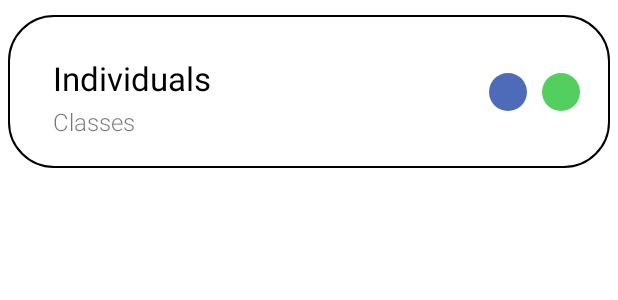
After one commit to LastStranger0/OntlologyEditor, an Android app: the layout layout_individuals.xml on its own in the app's theme, with its tools: preview values and no code run, on a phone screen of 412 x 824 dp. The commit adds this screen. Shown: the top 300 px of the screen. Run offline under Robolectric (Android 15) with nearby library versions, the phone set to English and light mode, and no system bars.

Commit message:
add layout_individuals.xml

```diff
--- /dev/null
+++ b/app/src/main/res/drawable/data_properties.xml
@@ -0,0 +1,5 @@
+<?xml version="1.0" encoding="utf-8"?>
+<shape xmlns:android="http://schemas.android.com/apk/res/android">
+    <solid android:color="@color/blue"/>
+    <corners android:radius="90dp"/>
+</shape>
--- /dev/null
+++ b/app/src/main/res/drawable/individuals_background.xml
@@ -0,0 +1,7 @@
+<?xml version="1.0" encoding="utf-8"?>
+<shape xmlns:android="http://schemas.android.com/apk/res/android">
+    <stroke android:color="@color/black" android:width="1dp"/>
+    <corners android:radius="30dp"/>
+    <solid android:color="@color/white"/>
+
+</shape>
--- /dev/null
+++ b/app/src/main/res/drawable/object_properties.xml
@@ -0,0 +1,5 @@
+<?xml version="1.0" encoding="utf-8"?>
+<shape xmlns:android="http://schemas.android.com/apk/res/android">
+    <solid android:color="@color/green"/>
+    <corners android:radius="90dp"/>
+</shape>
--- /dev/null
+++ b/app/src/main/res/layout/layout_individuals.xml
@@ -0,0 +1,58 @@
+<?xml version="1.0" encoding="utf-8"?>
+<androidx.constraintlayout.widget.ConstraintLayout xmlns:android="http://schemas.android.com/apk/res/android"
+    android:layout_width="match_parent"
+    android:layout_height="wrap_content"
+    android:layout_marginStart="5dp"
+    android:layout_marginEnd="5dp"
+    android:layout_marginTop="10dp"
+    xmlns:app="http://schemas.android.com/apk/res-auto"
+    android:background="@drawable/individuals_background">
+
+    <TextView
+        android:id="@+id/individualsName"
+        android:layout_width="wrap_content"
+        android:layout_height="wrap_content"
+        android:text="@string/individuals"
+        android:textSize="22sp"
+        android:textColor="@color/black"
+        android:fontFamily="sans-serif"
+        app:layout_constraintStart_toStartOf="parent"
+        app:layout_constraintTop_toTopOf="parent"
+        android:layout_marginTop="27dp"
+        android:layout_marginStart="30dp"/>
+
+    <com.google.android.material.textview.MaterialTextView
+        android:id="@+id/individualsClass"
+        android:layout_width="wrap_content"
+        android:layout_height="wrap_content"
+        android:layout_marginStart="30dp"
+        android:layout_marginBottom="20dp"
+        android:fontFamily="sans-serif-light"
+        android:text="@string/classes"
+        android:layout_marginTop="3dp"
+        android:textSize="16sp"
+        app:layout_constraintBottom_toBottomOf="parent"
+        app:layout_constraintStart_toStartOf="parent"
+        app:layout_constraintTop_toBottomOf="@id/individualsName" />
+
+    <androidx.appcompat.widget.AppCompatImageView
+        android:id="@+id/individualsObject"
+        android:layout_width="25dp"
+        android:layout_height="25dp"
+        android:layout_marginEnd="20dp"
+        android:src="@drawable/object_properties"
+        app:layout_constraintBottom_toBottomOf="parent"
+        app:layout_constraintEnd_toEndOf="parent"
+        app:layout_constraintTop_toTopOf="parent" />
+
+    <androidx.appcompat.widget.AppCompatImageView
+        android:id="@+id/individualsData"
+        android:layout_width="25dp"
+        android:layout_height="25dp"
+        android:layout_marginEnd="10dp"
+        android:src="@drawable/data_properties"
+        app:layout_constraintBottom_toBottomOf="parent"
+        app:layout_constraintEnd_toStartOf="@id/individualsObject"
+        app:layout_constraintTop_toTopOf="parent" />
+
+</androidx.constraintlayout.widget.ConstraintLayout>
--- a/app/src/main/res/values/colors.xml
+++ b/app/src/main/res/values/colors.xml
@@ -7,4 +7,6 @@
     <color name="teal_700">#FF018786</color>
     <color name="black">#FF000000</color>
     <color name="white">#FFFFFFFF</color>
+    <color name="green">#53CF5F</color>
+    <color name="blue">#4D6BB8</color>
 </resources>
```
